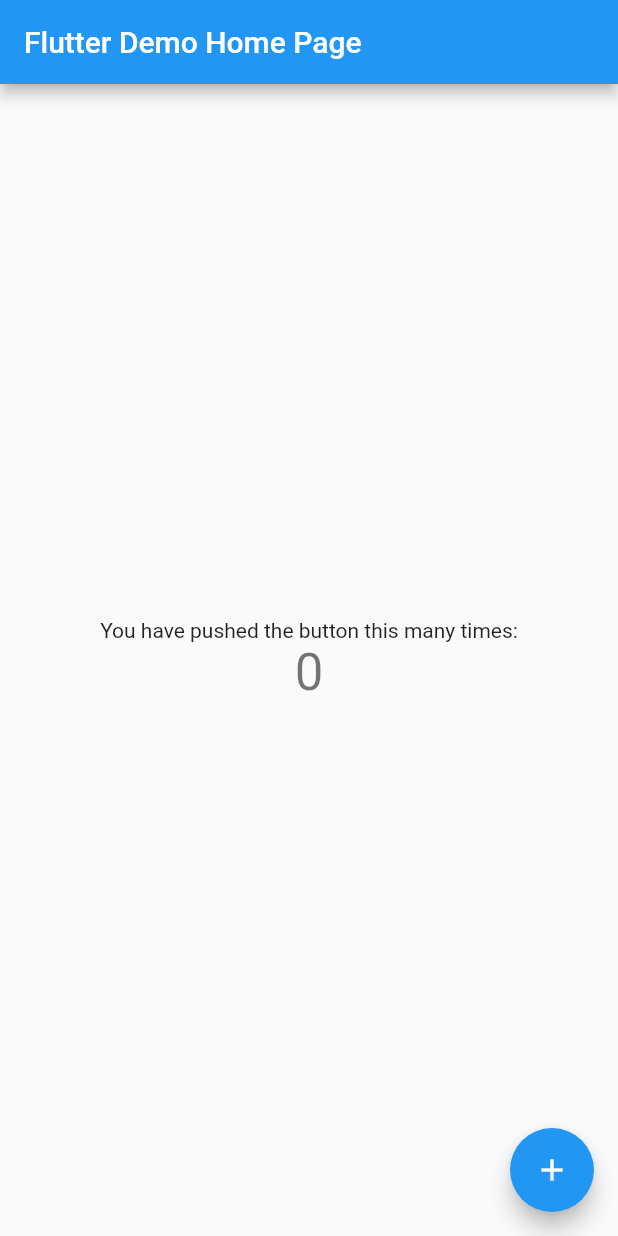
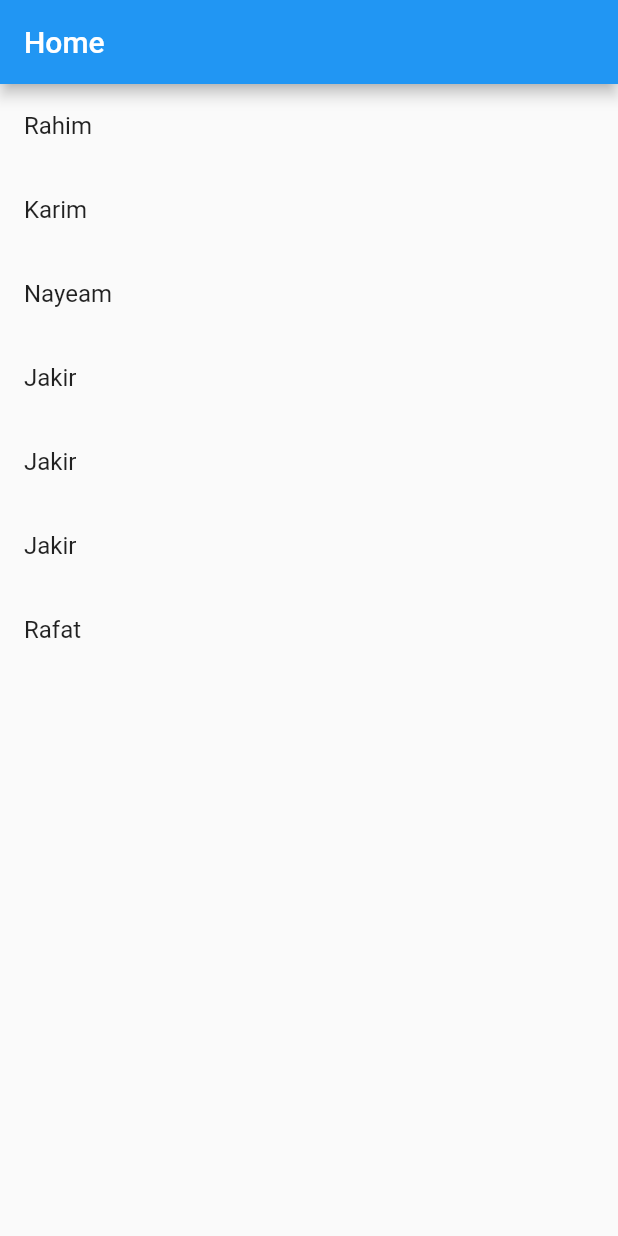
Before and after one commit to RafatMeraz/ostad_flutter_batch_two, a Flutter app: the screen it shows after launch, on a phone screen of 412 x 824 dp. Run offline on Flutter 3.47's test engine with Material 2 defaults, Android fonts, the phone set to English and light mode, and no system bars.

Commit message:
listview code has been added

```diff
--- a/lib/main.dart
+++ b/lib/main.dart
@@ -7,7 +7,6 @@ void main() {
 class MyApp extends StatelessWidget {
   const MyApp({super.key});
 
-  // This widget is the root of your application.
   @override
   Widget build(BuildContext context) {
     return MaterialApp(
@@ -24,92 +23,84 @@ class MyApp extends StatelessWidget {
         // is not restarted.
         primarySwatch: Colors.blue,
       ),
-      home: const MyHomePage(title: 'Flutter Demo Home Page'),
+      home:  Home(),
     );
   }
 }
 
-class MyHomePage extends StatefulWidget {
-  const MyHomePage({super.key, required this.title});
+class Home extends StatelessWidget {
+   Home({Key? key}) : super(key: key);
 
-  // This widget is the home page of your application. It is stateful, meaning
-  // that it has a State object (defined below) that contains fields that affect
-  // how it looks.
-
-  // This class is the configuration for the state. It holds the values (in this
-  // case the title) provided by the parent (in this case the App widget) and
-  // used by the build method of the State. Fields in a Widget subclass are
-  // always marked "final".
-
-  final String title;
-
-  @override
-  State<MyHomePage> createState() => _MyHomePageState();
-}
-
-class _MyHomePageState extends State<MyHomePage> {
-  int _counter = 0;
-
-  void _incrementCounter() {
-    setState(() {
-      // This call to setState tells the Flutter framework that something has
-      // changed in this State, which causes it to rerun the build method below
-      // so that the display can reflect the updated values. If we changed
-      // _counter without calling setState(), then the build method would not be
-      // called again, and so nothing would appear to happen.
-      _counter++;
-    });
-  }
+   List<String> students = [
+     'Rahim',
+     'Karim',
+     'Nayeam',
+     'Jakir',
+     'Jakir',
+     'Jakir',
+     'Rafat'
+   ];
 
   @override
   Widget build(BuildContext context) {
-    // This method is rerun every time setState is called, for instance as done
-    // by the _incrementCounter method above.
-    //
-    // The Flutter framework has been optimized to make rerunning build methods
-    // fast, so that you can just rebuild anything that needs updating rather
-    // than having to individually change instances of widgets.
     return Scaffold(
       appBar: AppBar(
-        // Here we take the value from the MyHomePage object that was created by
-        // the App.build method, and use it to set our appbar title.
-        title: Text(widget.title),
+        title: Text('Home'),
       ),
-      body: Center(
-        // Center is a layout widget. It takes a single child and positions it
-        // in the middle of the parent.
-        child: Column(
-          // Column is also a layout widget. It takes a list of children and
-          // arranges them vertically. By default, it sizes itself to fit its
-          // children horizontally, and tries to be as tall as its parent.
-          //
-          // Invoke "debug painting" (press "p" in the console, choose the
-          // "Toggle Debug Paint" action from the Flutter Inspector in Android
-          // Studio, or the "Toggle Debug Paint" command in Visual Studio Code)
-          // to see the wireframe for each widget.
-          //
-          // Column has various properties to control how it sizes itself and
-          // how it positions its children. Here we use mainAxisAlignment to
-          // center the children vertically; the main axis here is the vertical
-          // axis because Columns are vertical (the cross axis would be
-          // horizontal).
-          mainAxisAlignment: MainAxisAlignment.center,
-          children: <Widget>[
-            const Text(
-              'You have pushed the button this many times:',
-            ),
-            Text(
-              '$_counter',
-              style: Theme.of(context).textTheme.headline4,
-            ),
-          ],
-        ),
+      // body: Scrollbar(
+      //   thickness: 15,
+      //   radius: Radius.circular(15),
+      //   thumbVisibility: true,
+      //   child: ListView.separated(
+      //     itemCount: 500,
+      //     addAutomaticKeepAlives: true,
+      //     // scrollDirection: Axis.horizontal,
+      //     // reverse: true,
+      //     itemBuilder: (context, index) {
+      //       return Row(
+      //         children: [
+      //           Text('Rafat $index'),
+      //           Icon(Icons.person)
+      //         ],
+      //       );
+      //     },
+      //     separatorBuilder: (context, index) {
+      //       // return Icon(Icons.adb);
+      //       return Divider(
+      //         thickness: 2,
+      //         height: 30,
+      //         color: Colors.deepOrange,
+      //       );
+      //     },
+      //   ),
+      // ),
+      // body: GridView(
+      //   gridDelegate: SliverGridDelegateWithFixedCrossAxisCount(
+      //     crossAxisCount: 2
+      //   ),
+      //   children: [
+      //     Text('Text'),
+      //     Text('Text'),
+      //     Text('Text'),
+      //     Text('Text'),
+      //     Text('Text'),
+      //     Text('Text'),
+      //     Text('Text'),
+      //     Text('Text'),
+      //     Text('Text'),
+      //     Text('Text'),
+      //     Text('Text'),
+      //     Text('Text'),
+      //   ],
+      // ),
+      body: ListView.builder(
+          itemCount: students.length,
+          itemBuilder: (context, index) {
+            return ListTile(
+              title: Text(students[index]),
+            );
+          },
       ),
-      floatingActionButton: FloatingActionButton(
-        onPressed: _incrementCounter,
-        tooltip: 'Increment',
-        child: const Icon(Icons.add),
-      ), // This trailing comma makes auto-formatting nicer for build methods.
     );
   }
 }
```
